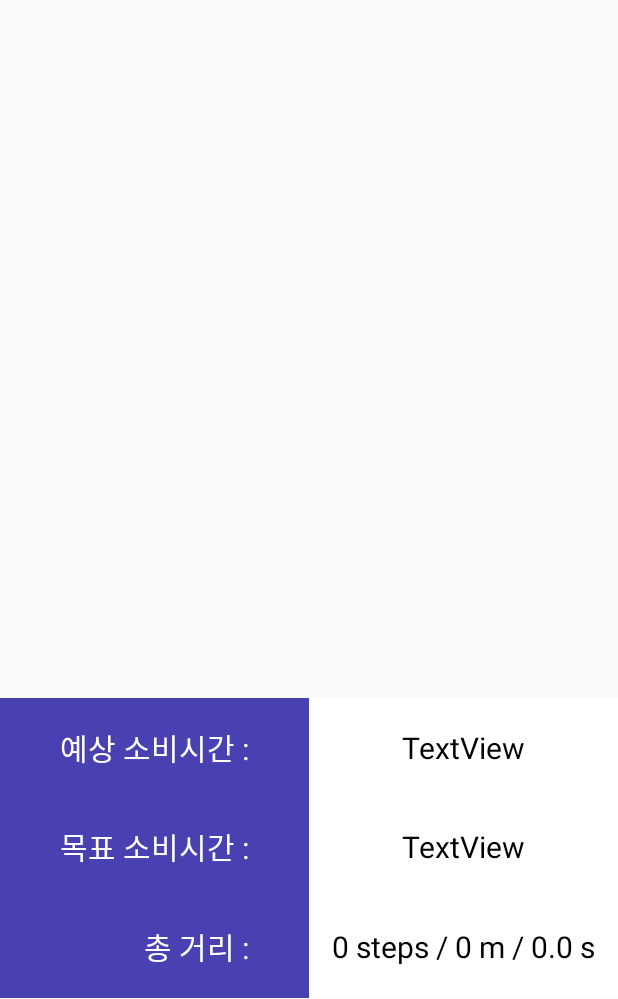
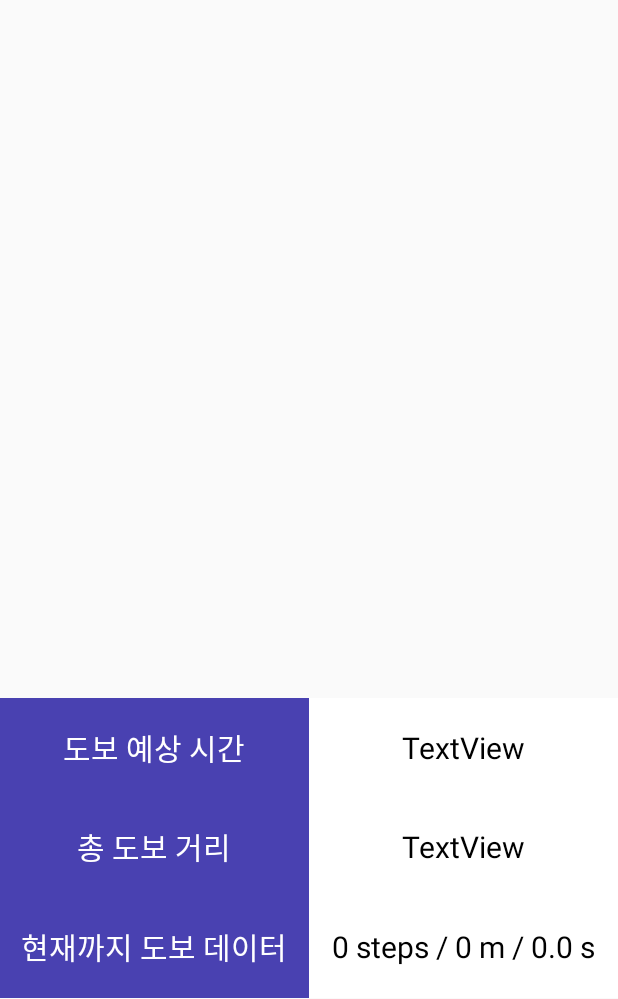
Before and after one commit to Orb-H/SparkDEC, an Android app: the screen it shows after launch (MainActivity), on a phone screen of 412 x 824 dp, the part 237-1236 px from its top. Run offline under Robolectric (Android 15) with nearby library versions, the phone set to English and light mode, and no system bars; 6 statements that could not run were skipped.

Commit message:
Walk Data Add

```diff
--- a/app/src/main/res/layout/content_main.xml
+++ b/app/src/main/res/layout/content_main.xml
@@ -64,7 +64,7 @@
                 android:layout_weight="0.5"
                 android:background="#4941b1"
                 android:gravity="center"
-                android:text="예상 소비시간 :"
+                android:text="도보 예상 시간"
                 android:textColor="#fff"
                 android:textSize="20dp" />
 
@@ -92,7 +92,7 @@
                 android:layout_weight="0.5"
                 android:background="#4941b1"
                 android:gravity="center"
-                android:text="목표 소비시간 :"
+                android:text="총 도보 거리"
                 android:textColor="#fff"
                 android:textSize="20dp" />
 
@@ -120,7 +120,7 @@
                 android:layout_weight="0.5"
                 android:background="#4941b1"
                 android:gravity="center"
-                android:text="            총 거리 :"
+                android:text="현재까지 도보 데이터"
                 android:textColor="#fff"
                 android:textSize="20dp" />
 
```
Also changed, not shown: app/src/main/java/edu/skku/sparkdec/sparkdec/MainActivity.java (+10 -4 lines).
